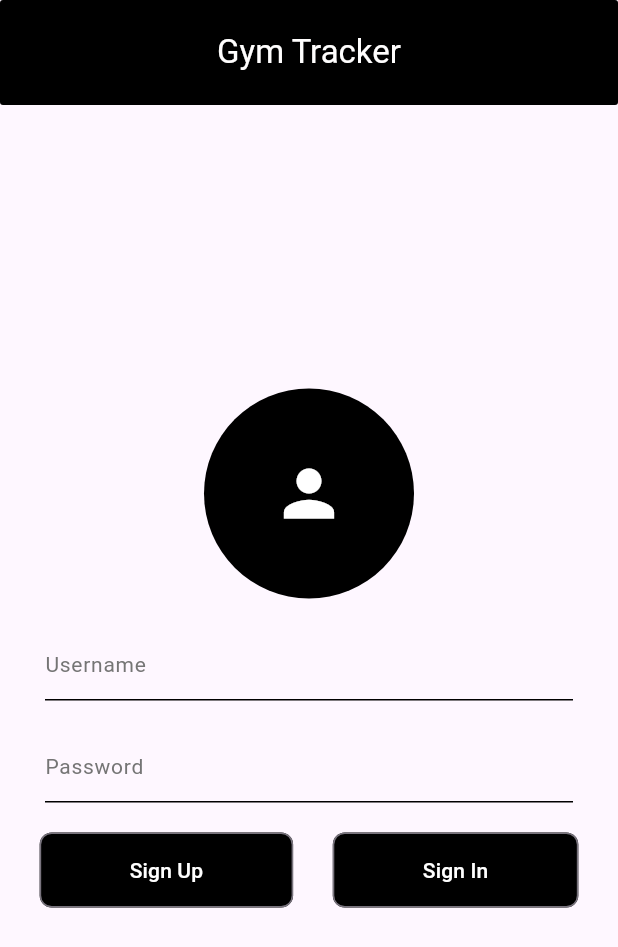
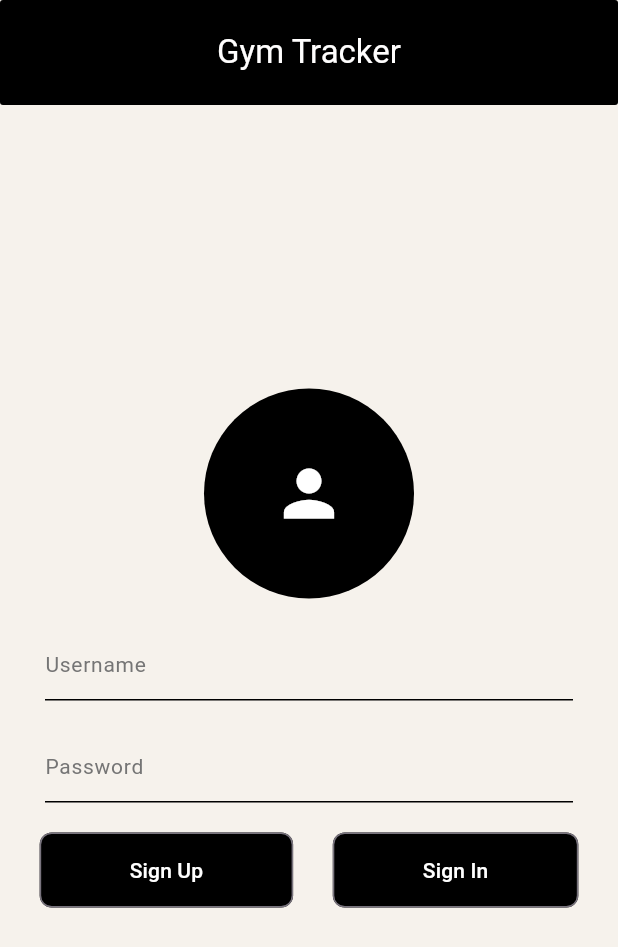
Before and after one commit to Elifsudeozmen/se380gymprojectt, a Flutter app: the screen it shows after launch, on a phone screen of 412 x 824 dp. Shown: the top 947 px of the screen. Run offline on Flutter 3.47's test engine with Material 3 defaults, Android fonts, the phone set to English and light mode, and no system bars; our stand-ins replace cloud_firestore, firebase_auth, firebase_core, lottie; accounts and stored records are empty.

Commit message:
theme color

```diff
--- a/lib/main.dart
+++ b/lib/main.dart
@@ -33,7 +33,14 @@ class MyApp extends StatelessWidget {
     return MaterialApp(
       debugShowCheckedModeBanner: false,
       themeMode: theme.themeMode,
-      theme: ThemeData.light(),
+      theme: ThemeData(
+        scaffoldBackgroundColor: const Color(0xffF6F2EC), // 🔥 TEK KAYNAK
+        appBarTheme: const AppBarTheme(
+          backgroundColor: Color(0xffF6F2EC),
+          foregroundColor: Color(0xff1C1C1C),
+          elevation: 0,
+        ),
+      ),
       darkTheme: ThemeData.dark(),
       home: const AuthGate(),
     );
```
